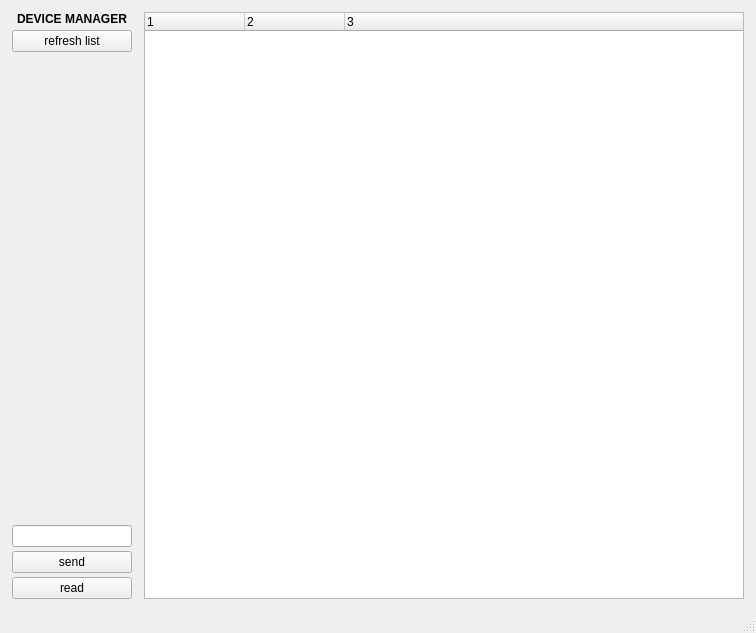
First picture: the form in EMRE_device_manager_module.ui, repository rst030/EMRE, before the edit.
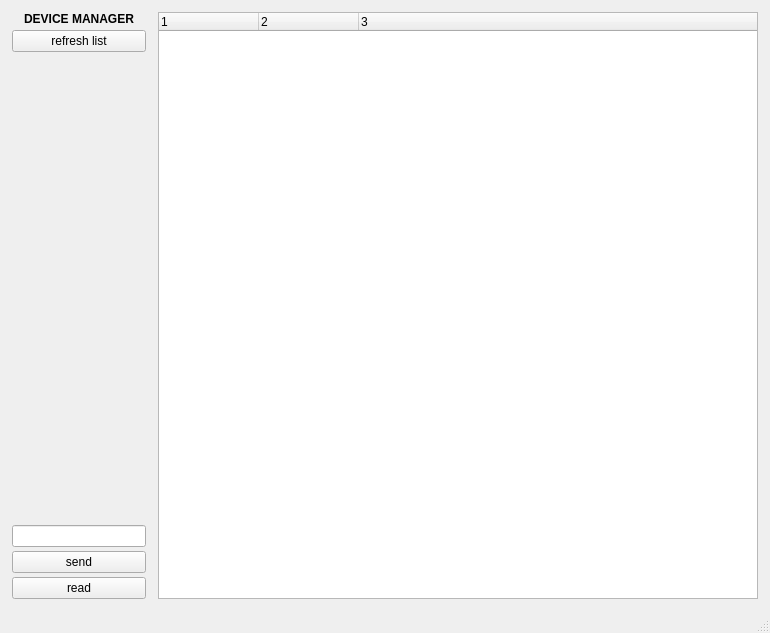
Second picture: the form after the edit.

The edit to the form file:
```diff
--- a/EMRE_device_manager_module.ui
+++ b/EMRE_device_manager_module.ui
@@ -6,7 +6,7 @@
    <rect>
     <x>0</x>
     <y>0</y>
-    <width>659</width>
+    <width>770</width>
     <height>633</height>
    </rect>
   </property>
```
Left out of the diff: 2 changed lines with no effect on the pictures.
